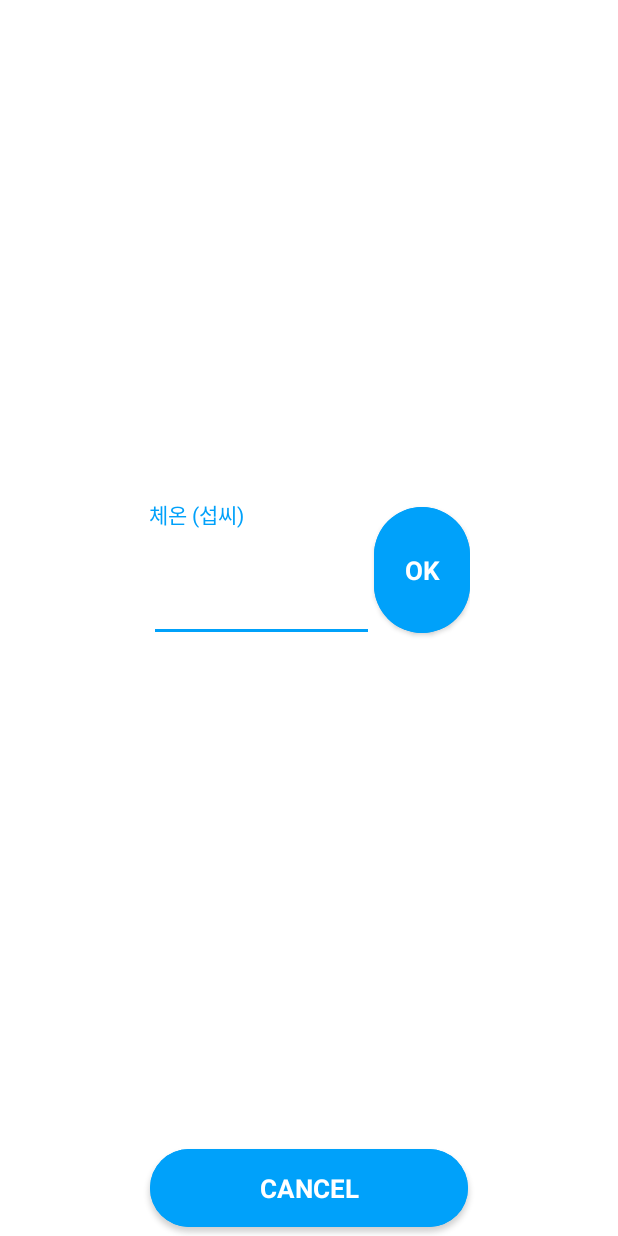
After one commit to BU-LINC-3/hopae-moderator, an Android app: the layout activity_pass.xml on its own in the app's theme, with its tools: preview values and no code run, on a phone screen of 412 x 824 dp. The commit adds this screen. Run offline under Robolectric (Android 15) with nearby library versions, the phone set to English and light mode, and no system bars.

Commit message:
Pass: Implement functional pass feature

```diff
--- /dev/null
+++ b/app/src/main/java/com/novang/hopae/moderator/ui/pass/CaptureActivity.java
@@ -0,0 +1,4 @@
+package com.novang.hopae.moderator.ui.pass;
+
+public class CaptureActivity extends com.journeyapps.barcodescanner.CaptureActivity {
+}
--- /dev/null
+++ b/app/src/main/res/layout/activity_pass.xml
@@ -0,0 +1,81 @@
+<?xml version="1.0" encoding="utf-8"?>
+<androidx.constraintlayout.widget.ConstraintLayout xmlns:android="http://schemas.android.com/apk/res/android"
+    xmlns:app="http://schemas.android.com/apk/res-auto"
+    xmlns:tools="http://schemas.android.com/tools"
+    android:layout_width="match_parent"
+    android:layout_height="match_parent"
+    tools:context=".ui.pass.PassActivity">
+
+    <TextView
+        android:id="@+id/progress_status"
+        android:layout_width="wrap_content"
+        android:layout_height="wrap_content"
+        android:gravity="center"
+        android:textStyle="bold"
+        android:textAppearance="@style/Font.DialogTitle"
+        app:layout_constraintTop_toTopOf="parent"
+        app:layout_constraintLeft_toLeftOf="parent"
+        app:layout_constraintRight_toRightOf="parent"
+        app:layout_constraintBottom_toTopOf="@id/pass_cancel_button"/>
+
+    <androidx.constraintlayout.widget.ConstraintLayout
+        android:id="@+id/pass_form_container"
+        android:layout_width="wrap_content"
+        android:layout_height="wrap_content"
+        app:layout_constraintTop_toTopOf="parent"
+        app:layout_constraintLeft_toLeftOf="parent"
+        app:layout_constraintRight_toRightOf="parent"
+        app:layout_constraintBottom_toTopOf="@id/pass_cancel_button">
+
+        <TextView
+            android:id="@+id/pass_form_temp_header"
+            android:layout_width="match_parent"
+            android:layout_height="wrap_content"
+            android:text="체온 (섭씨)"
+            android:textColor="@color/normal"
+            android:textAppearance="@style/Font.SubHeader"
+            app:layout_constraintTop_toTopOf="parent"
+            app:layout_constraintBottom_toTopOf="@id/pass_form_temp"/>
+
+        <EditText
+            android:id="@+id/pass_form_temp"
+            android:layout_width="150dp"
+            android:layout_height="match_parent"
+            android:backgroundTint="@color/normal"
+            android:inputType="numberDecimal"
+            android:textAppearance="@style/Font.ExtendTitle"
+            app:layout_constraintLeft_toLeftOf="parent"
+            app:layout_constraintRight_toLeftOf="@id/pass_form_button"
+            app:layout_constraintBottom_toBottomOf="parent"/>
+
+        <com.google.android.material.button.MaterialButton
+            android:id="@+id/pass_form_button"
+            android:layout_width="64dp"
+            android:layout_height="0dp"
+            android:text="OK"
+            android:textAppearance="@style/Font.TextButton"
+            android:textColor="@color/textLight"
+            android:textStyle="bold"
+            android:backgroundTint="@color/normal"
+            app:cornerRadius="32dp"
+            app:layout_constraintTop_toTopOf="parent"
+            app:layout_constraintLeft_toRightOf="@id/pass_form_temp"
+            app:layout_constraintRight_toRightOf="parent"
+            app:layout_constraintBottom_toBottomOf="parent"/>
+
+    </androidx.constraintlayout.widget.ConstraintLayout>
+
+    <com.google.android.material.button.MaterialButton
+        android:id="@+id/pass_cancel_button"
+        android:layout_width="match_parent"
+        android:layout_height="64dp"
+        android:layout_marginHorizontal="100dp"
+        android:text="CANCEL"
+        android:textAppearance="@style/Font.TextButton"
+        android:textColor="@color/textLight"
+        android:textStyle="bold"
+        android:backgroundTint="@color/normal"
+        app:cornerRadius="32dp"
+        app:layout_constraintBottom_toBottomOf="parent"/>
+
+</androidx.constraintlayout.widget.ConstraintLayout>
```
Also changed, not shown: app/src/main/AndroidManifest.xml (+12 -3 lines), app/src/main/java/com/novang/hopae/moderator/model/pass/ReceivedQRData.java (added, +77 -0 lines), app/src/main/java/com/novang/hopae/moderator/ui/main/MainActivity.java (+13 -2 lines), app/src/main/java/com/novang/hopae/moderator/ui/pass/PassActivity.java (added, +142 -0 lines), app/src/main/java/com/novang/hopae/moderator/ui/pass/PassViewModel.java (added, +139 -0 lines), app/src/main/res/layout/activity_main.xml (+12 -8 lines).
